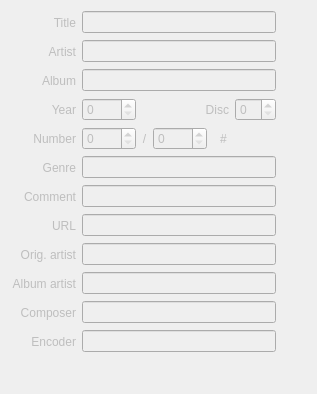
Above: ui/basictags.ui from sjuvonen/coquillo before the change. Below: the same form after it.
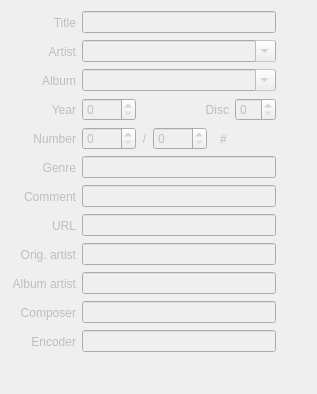
That is the form after the change.

Commit message: Sketch different tweaks to the GUI

```diff
--- a/ui/basictags.ui
+++ b/ui/basictags.ui
@@ -45,16 +45,6 @@
      <property name="alignment">
       <set>Qt::AlignRight|Qt::AlignTrailing|Qt::AlignVCenter</set>
      </property>
-     <property name="buddy">
-      <cstring>tagArtist</cstring>
-     </property>
-    </widget>
-   </item>
-   <item row="1" column="1">
-    <widget class="QLineEdit" name="tagArtist">
-     <property name="clearButtonEnabled">
-      <bool>true</bool>
-     </property>
     </widget>
    </item>
    <item row="2" column="0">
@@ -65,16 +55,6 @@
      <property name="alignment">
       <set>Qt::AlignRight|Qt::AlignTrailing|Qt::AlignVCenter</set>
      </property>
-     <property name="buddy">
-      <cstring>tagAlbum</cstring>
-     </property>
-    </widget>
-   </item>
-   <item row="2" column="1">
-    <widget class="QLineEdit" name="tagAlbum">
-     <property name="clearButtonEnabled">
-      <bool>true</bool>
-     </property>
     </widget>
    </item>
    <item row="3" column="0">
@@ -588,6 +568,26 @@
      </property>
     </widget>
    </item>
+   <item row="1" column="1">
+    <widget class="QComboBox" name="tagArtist">
+     <property name="editable">
+      <bool>true</bool>
+     </property>
+     <property name="duplicatesEnabled">
+      <bool>false</bool>
+     </property>
+    </widget>
+   </item>
+   <item row="2" column="1">
+    <widget class="QComboBox" name="tagAlbum">
+     <property name="editable">
+      <bool>true</bool>
+     </property>
+     <property name="duplicatesEnabled">
+      <bool>false</bool>
+     </property>
+    </widget>
+   </item>
   </layout>
  </widget>
  <resources/>
```
The commit also changes 2 other files.
